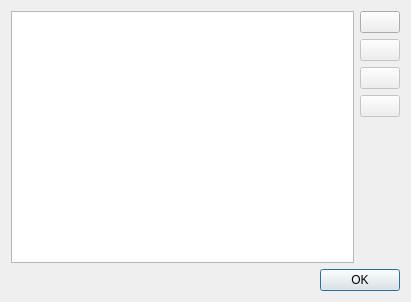
jankae/LibreVNA, file Software/PC_Application/Traces/Math/tracematheditdialog.ui: the form before one commit.
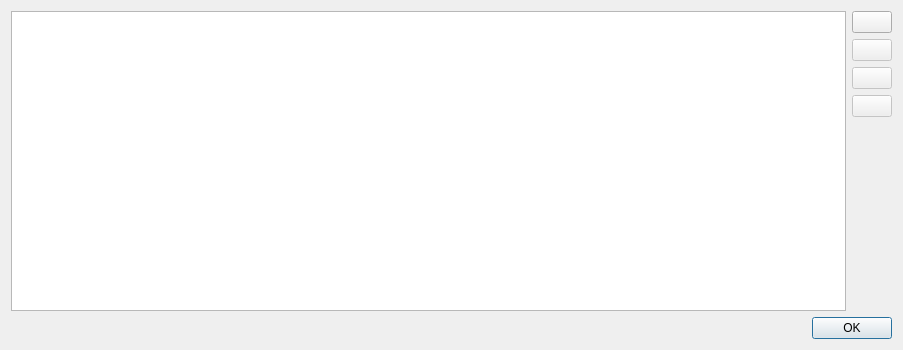
The form after the commit. Icons and pictures are not drawn.

What changed in the file:
```diff
--- a/Software/PC_Application/Traces/Math/tracematheditdialog.ui
+++ b/Software/PC_Application/Traces/Math/tracematheditdialog.ui
@@ -6,8 +6,8 @@
    <rect>
     <x>0</x>
     <y>0</y>
-    <width>411</width>
-    <height>302</height>
+    <width>903</width>
+    <height>350</height>
    </rect>
   </property>
   <property name="windowTitle">
@@ -46,7 +46,7 @@
         <number>70</number>
        </attribute>
        <attribute name="horizontalHeaderStretchLastSection">
-        <bool>true</bool>
+        <bool>false</bool>
        </attribute>
        <attribute name="verticalHeaderVisible">
         <bool>false</bool>
```
Left out of the diff: 11 changed lines with no effect on the pictures.
